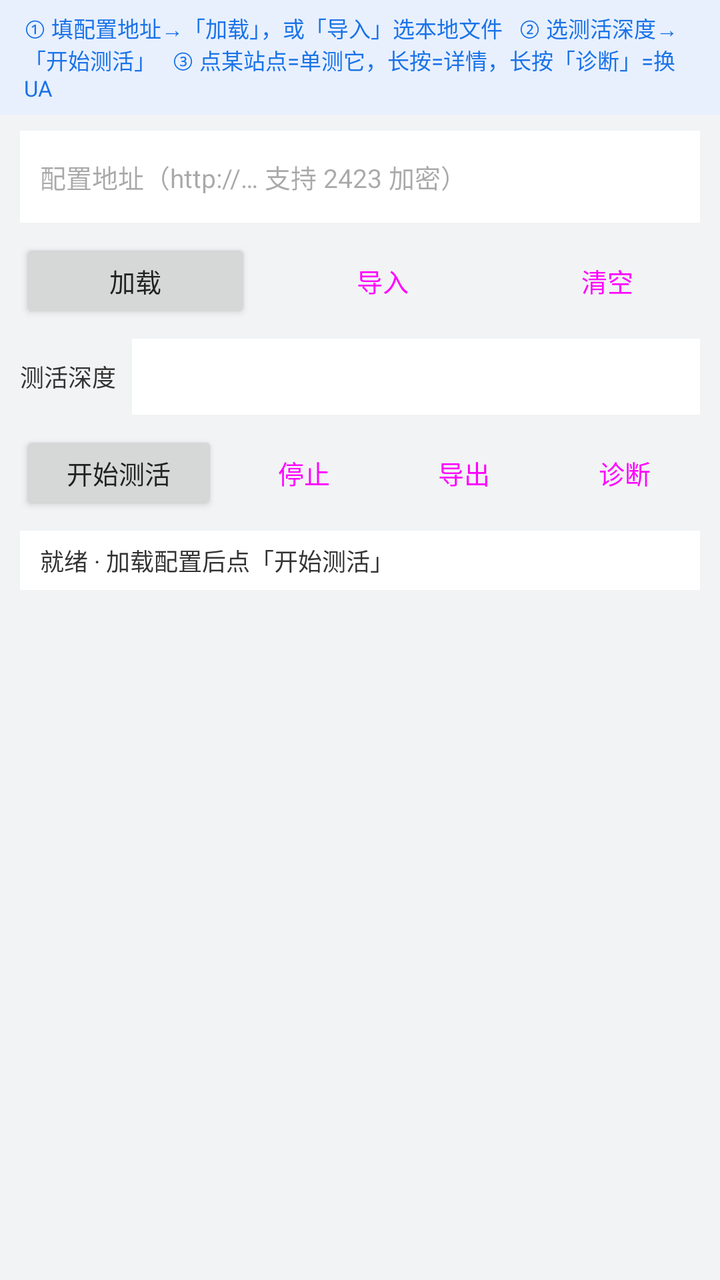
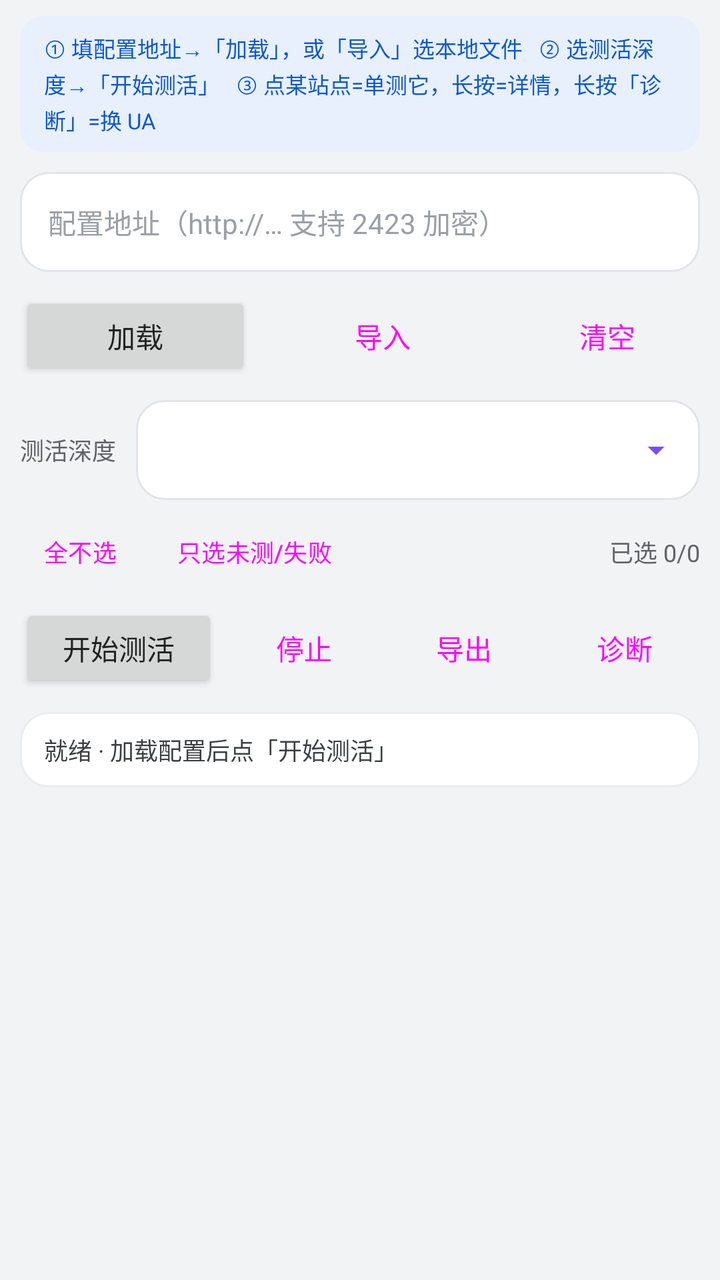

Before-and-after screenshots of an Android layout around one commit, followed by the original layout XML and the change that was made.
<!-- AndroidManifest.xml: application theme Theme.Check -->
<!-- res/layout/activity_main.xml -->
<?xml version="1.0" encoding="utf-8"?>
<LinearLayout xmlns:android="http://schemas.android.com/apk/res/android"
    android:id="@+id/root"
    android:layout_width="match_parent"
    android:layout_height="match_parent"
    android:background="#F2F3F5"
    android:orientation="vertical">

    <TextView
        android:layout_width="match_parent"
        android:layout_height="wrap_content"
        android:background="#E8F0FE"
        android:paddingHorizontal="12dp"
        android:paddingVertical="6dp"
        android:text="① 填配置地址→「加载」，或「导入」选本地文件   ② 选测活深度→「开始测活」   ③ 点某站点=单测它，长按=详情，长按「诊断」=换 UA"
        android:textColor="#1A73E8"
        android:textSize="11sp" />

    <EditText
        android:id="@+id/etConfig"
        android:layout_width="match_parent"
        android:layout_height="46dp"
        android:layout_marginHorizontal="10dp"
        android:layout_marginTop="8dp"
        android:background="#FFFFFF"
        android:hint="配置地址（http://… 支持 2423 加密）"
        android:imeOptions="actionDone"
        android:inputType="textUri"
        android:textColor="#212121"
        android:maxLines="1"
        android:paddingHorizontal="10dp"
        android:textSize="13sp" />

    <LinearLayout
        android:layout_width="match_parent"
        android:layout_height="wrap_content"
        android:layout_marginHorizontal="10dp"
        android:layout_marginTop="8dp"
        android:orientation="horizontal">

        <Button
            android:id="@+id/btnLoad"
            android:layout_width="0dp"
            android:layout_height="42dp"
            android:layout_weight="1"
            android:minWidth="0dp"
            android:paddingHorizontal="0dp"
            android:text="加载"
            android:textSize="13sp" />

        <Button
            android:id="@+id/btnImport"
            style="?attr/materialButtonOutlinedStyle"
            android:layout_width="0dp"
            android:layout_height="42dp"
            android:layout_marginStart="8dp"
            android:layout_weight="1"
            android:minWidth="0dp"
            android:paddingHorizontal="0dp"
            android:text="导入"
            android:textSize="13sp" />

        <Button
            android:id="@+id/btnClear"
            style="?attr/materialButtonOutlinedStyle"
            android:layout_width="0dp"
            android:layout_height="42dp"
            android:layout_marginStart="8dp"
            android:layout_weight="0.8"
            android:minWidth="0dp"
            android:paddingHorizontal="0dp"
            android:text="清空"
            android:textSize="13sp" />
    </LinearLayout>

    <LinearLayout
        android:layout_width="match_parent"
        android:layout_height="wrap_content"
        android:layout_marginHorizontal="10dp"
        android:layout_marginTop="8dp"
        android:gravity="center_vertical"
        android:orientation="horizontal">

        <TextView
            android:layout_width="wrap_content"
            android:layout_height="wrap_content"
            android:text="测活深度"
            android:textColor="#333333"
            android:textSize="12sp" />

        <Spinner
            android:id="@+id/spDepth"
            android:layout_width="0dp"
            android:layout_height="38dp"
            android:layout_marginStart="8dp"
            android:layout_weight="1"
            android:background="#FFFFFF"
            android:paddingHorizontal="8dp" />
    </LinearLayout>

    <LinearLayout
        android:layout_width="match_parent"
        android:layout_height="wrap_content"
        android:layout_marginHorizontal="10dp"
        android:layout_marginTop="8dp"
        android:orientation="horizontal">

        <Button
            android:id="@+id/btnRun"
            android:layout_width="0dp"
            android:layout_height="42dp"
            android:layout_weight="1.2"
            android:minWidth="0dp"
            android:paddingHorizontal="0dp"
            android:text="开始测活"
            android:textSize="13sp" />

        <Button
            android:id="@+id/btnStop"
            style="?attr/materialButtonOutlinedStyle"
            android:layout_width="0dp"
            android:layout_height="42dp"
            android:layout_marginStart="6dp"
            android:layout_weight="0.9"
            android:minWidth="0dp"
            android:paddingHorizontal="0dp"
            android:text="停止"
            android:textSize="13sp" />

        <Button
            android:id="@+id/btnExport"
            style="?attr/materialButtonOutlinedStyle"
            android:layout_width="0dp"
            android:layout_height="42dp"
            android:layout_marginStart="6dp"
            android:layout_weight="0.9"
            android:minWidth="0dp"
            android:paddingHorizontal="0dp"
            android:text="导出"
            android:textSize="13sp" />

        <Button
            android:id="@+id/btnDiag"
            style="?attr/materialButtonOutlinedStyle"
            android:layout_width="0dp"
            android:layout_height="42dp"
            android:layout_marginStart="6dp"
            android:layout_weight="0.9"
            android:minWidth="0dp"
            android:paddingHorizontal="0dp"
            android:text="诊断"
            android:textSize="13sp" />
    </LinearLayout>

    <TextView
        android:id="@+id/tvProgress"
        android:layout_width="match_parent"
        android:layout_height="wrap_content"
        android:layout_marginHorizontal="10dp"
        android:layout_marginTop="8dp"
        android:background="#FFFFFF"
        android:paddingHorizontal="10dp"
        android:paddingVertical="6dp"
        android:text="就绪 · 加载配置后点「开始测活」"
        android:textColor="#333333"
        android:textSize="12sp" />

    <androidx.recyclerview.widget.RecyclerView
        android:id="@+id/recycler"
        android:layout_width="match_parent"
        android:layout_height="0dp"
        android:layout_marginTop="6dp"
        android:layout_weight="1"
        android:clipToPadding="false"
        android:paddingBottom="12dp" />
</LinearLayout>
<!-- resources referenced by this layout -->
<resources>
  <style name="Theme.Check" parent="Theme.Material3.Light.NoActionBar">
          <item name="android:statusBarColor">@android:color/transparent</item>
          <item name="android:navigationBarColor">@android:color/transparent</item>
          <item name="android:windowLightStatusBar">true</item>
          <item name="android:windowBackground">#F2F3F5</item>
          <item name="android:textColorPrimary">#212121</item>
          <item name="android:textColorSecondary">#666666</item>
      </style>
</resources>

<!-- the commit's change to res/layout/activity_main.xml (unified diff, before → after) -->
@@ -9,75 +9,85 @@
     <TextView
         android:layout_width="match_parent"
         android:layout_height="wrap_content"
-        android:background="#E8F0FE"
+        android:layout_marginHorizontal="10dp"
+        android:layout_marginTop="8dp"
+        android:background="@drawable/bg_hint"
+        android:lineSpacingExtra="2dp"
         android:paddingHorizontal="12dp"
-        android:paddingVertical="6dp"
+        android:paddingVertical="8dp"
         android:text="① 填配置地址→「加载」，或「导入」选本地文件   ② 选测活深度→「开始测活」   ③ 点某站点=单测它，长按=详情，长按「诊断」=换 UA"
-        android:textColor="#1A73E8"
+        android:textColor="#0B57D0"
         android:textSize="11sp" />
 
     <EditText
         android:id="@+id/etConfig"
         android:layout_width="match_parent"
-        android:layout_height="46dp"
-        android:layout_marginHorizontal="10dp"
-        android:layout_marginTop="8dp"
-        android:background="#FFFFFF"
+        android:layout_height="50dp"
+        android:layout_marginHorizontal="10dp"
+        android:layout_marginTop="10dp"
+        android:background="@drawable/bg_input"
         android:hint="配置地址（http://… 支持 2423 加密）"
         android:imeOptions="actionDone"
         android:inputType="textUri"
-        android:textColor="#212121"
         android:maxLines="1"
-        android:paddingHorizontal="10dp"
-        android:textSize="13sp" />
-
-    <LinearLayout
-        android:layout_width="match_parent"
-        android:layout_height="wrap_content"
-        android:layout_marginHorizontal="10dp"
-        android:layout_marginTop="8dp"
+        android:paddingHorizontal="14dp"
+        android:textColor="#1F1F1F"
+        android:textColorHint="#9AA0A6"
+        android:textSize="14sp" />
+
+    <LinearLayout
+        android:layout_width="match_parent"
+        android:layout_height="wrap_content"
+        android:layout_marginHorizontal="10dp"
+        android:layout_marginTop="10dp"
         android:orientation="horizontal">
 
         <Button
             android:id="@+id/btnLoad"
             android:layout_width="0dp"
-            android:layout_height="42dp"
-            android:layout_weight="1"
+            android:layout_height="44dp"
+            android:layout_weight="1"
+            android:insetTop="0dp"
+            android:insetBottom="0dp"
             android:minWidth="0dp"
             android:paddingHorizontal="0dp"
             android:text="加载"
-            android:textSize="13sp" />
+            android:textSize="14sp" />
 
         <Button
             android:id="@+id/btnImport"
             style="?attr/materialButtonOutlinedStyle"
             android:layout_width="0dp"
-            android:layout_height="42dp"
+            android:layout_height="44dp"
             android:layout_marginStart="8dp"
             android:layout_weight="1"
+            android:insetTop="0dp"
+            android:insetBottom="0dp"
             android:minWidth="0dp"
             android:paddingHorizontal="0dp"
             android:text="导入"
-            android:textSize="13sp" />
+            android:textSize="14sp" />
 
         <Button
             android:id="@+id/btnClear"
             style="?attr/materialButtonOutlinedStyle"
             android:layout_width="0dp"
-            android:layout_height="42dp"
+            android:layout_height="44dp"
             android:layout_marginStart="8dp"
             android:layout_weight="0.8"
+            android:insetTop="0dp"
+            android:insetBottom="0dp"
             android:minWidth="0dp"
             android:paddingHorizontal="0dp"
             android:text="清空"
-            android:textSize="13sp" />
-    </LinearLayout>
-
-    <LinearLayout
-        android:layout_width="match_parent"
-        android:layout_height="wrap_content"
-        android:layout_marginHorizontal="10dp"
-        android:layout_marginTop="8dp"
+            android:textSize="14sp" />
+    </LinearLayout>
+
+    <LinearLayout
+        android:layout_width="match_parent"
+        android:layout_height="wrap_content"
+        android:layout_marginHorizontal="10dp"
+        android:layout_marginTop="10dp"
         android:gravity="center_vertical"
         android:orientation="horizontal">
 
@@ -85,17 +95,20 @@
             android:layout_width="wrap_content"
             android:layout_height="wrap_content"
             android:text="测活深度"
-            android:textColor="#333333"
+            android:textColor="#5F6368"
             android:textSize="12sp" />
 
         <Spinner
             android:id="@+id/spDepth"
             android:layout_width="0dp"
-            android:layout_height="38dp"
-            android:layout_marginStart="8dp"
-            android:layout_weight="1"
-            android:background="#FFFFFF"
-            android:paddingHorizontal="8dp" />
+            android:layout_height="50dp"
+            android:layout_marginStart="10dp"
+            android:layout_weight="1"
+            android:background="@drawable/bg_spinner"
+            android:paddingStart="14dp"
+            android:paddingEnd="40dp"
+            android:popupBackground="@drawable/bg_menu"
+            android:spinnerMode="dropdown" />
     </LinearLayout>
 
     <LinearLayout
@@ -103,53 +116,105 @@
         android:layout_height="wrap_content"
         android:layout_marginHorizontal="10dp"
         android:layout_marginTop="8dp"
+        android:gravity="center_vertical"
+        android:orientation="horizontal">
+
+        <Button
+            android:id="@+id/btnSelAll"
+            style="?attr/materialButtonOutlinedStyle"
+            android:layout_width="wrap_content"
+            android:layout_height="36dp"
+            android:insetTop="0dp"
+            android:insetBottom="0dp"
+            android:minWidth="0dp"
+            android:paddingHorizontal="12dp"
+            android:text="全不选"
+            android:textSize="12sp" />
+
+        <Button
+            android:id="@+id/btnSelUntested"
+            style="?attr/materialButtonOutlinedStyle"
+            android:layout_width="wrap_content"
+            android:layout_height="36dp"
+            android:layout_marginStart="6dp"
+            android:insetTop="0dp"
+            android:insetBottom="0dp"
+            android:minWidth="0dp"
+            android:paddingHorizontal="12dp"
+            android:text="只选未测/失败"
+            android:textSize="12sp" />
+
+        <TextView
+            android:id="@+id/tvSel"
+            android:layout_width="0dp"
+            android:layout_height="wrap_content"
+            android:layout_weight="1"
+            android:gravity="end"
+            android:text="已选 0/0"
+            android:textColor="#5F6368"
+            android:textSize="12sp" />
+    </LinearLayout>
+
+    <LinearLayout
+        android:layout_width="match_parent"
+        android:layout_height="wrap_content"
+        android:layout_marginHorizontal="10dp"
+        android:layout_marginTop="8dp"
         android:orientation="horizontal">
 
         <Button
             android:id="@+id/btnRun"
             android:layout_width="0dp"
-            android:layout_height="42dp"
+            android:layout_height="44dp"
             android:layout_weight="1.2"
+            android:insetTop="0dp"
+            android:insetBottom="0dp"
             android:minWidth="0dp"
             android:paddingHorizontal="0dp"
             android:text="开始测活"
-            android:textSize="13sp" />
+            android:textSize="14sp" />
 
         <Button
             android:id="@+id/btnStop"
             style="?attr/materialButtonOutlinedStyle"
             android:layout_width="0dp"
-            android:layout_height="42dp"
+            android:layout_height="44dp"
             android:layout_marginStart="6dp"
             android:layout_weight="0.9"
+            android:insetTop="0dp"
+            android:insetBottom="0dp"
             android:minWidth="0dp"
             android:paddingHorizontal="0dp"
             android:text="停止"
-            android:textSize="13sp" />
+            android:textSize="14sp" />
 
         <Button
             android:id="@+id/btnExport"
             style="?attr/materialButtonOutlinedStyle"
             android:layout_width="0dp"
-            android:layout_height="42dp"
+            android:layout_height="44dp"
             android:layout_marginStart="6dp"
             android:layout_weight="0.9"
+            android:insetTop="0dp"
+            android:insetBottom="0dp"
             android:minWidth="0dp"
             android:paddingHorizontal="0dp"
             android:text="导出"
-            android:textSize="13sp" />
+            android:textSize="14sp" />
 
         <Button
             android:id="@+id/btnDiag"
             style="?attr/materialButtonOutlinedStyle"
             android:layout_width="0dp"
-            android:layout_height="42dp"
+            android:layout_height="44dp"
             android:layout_marginStart="6dp"
             android:layout_weight="0.9"
+            android:insetTop="0dp"
+            android:insetBottom="0dp"
             android:minWidth="0dp"
             android:paddingHorizontal="0dp"
             android:text="诊断"
-            android:textSize="13sp" />
+            android:textSize="14sp" />
     </LinearLayout>
 
     <TextView
@@ -157,12 +222,13 @@
         android:layout_width="match_parent"
         android:layout_height="wrap_content"
         android:layout_marginHorizontal="10dp"
-        android:layout_marginTop="8dp"
-        android:background="#FFFFFF"
-        android:paddingHorizontal="10dp"
-        android:paddingVertical="6dp"
+        android:layout_marginTop="10dp"
+        android:background="@drawable/bg_card"
+        android:lineSpacingExtra="2dp"
+        android:paddingHorizontal="12dp"
+        android:paddingVertical="10dp"
         android:text="就绪 · 加载配置后点「开始测活」"
-        android:textColor="#333333"
+        android:textColor="#3C4043"
         android:textSize="12sp" />
 
     <androidx.recyclerview.widget.RecyclerView
<!-- resource entries referenced after the edit -->
@@ -1,5 +1,73 @@
 <!-- resources referenced by this layout -->
 <resources>
+  <!-- drawable bg_card (drawable) -->
+  <?xml version="1.0" encoding="utf-8"?>
+  <shape xmlns:android="http://schemas.android.com/apk/res/android"
+      android:shape="rectangle">
+      <solid android:color="#FFFFFF" />
+      <corners android:radius="14dp" />
+      <stroke
+          android:width="1dp"
+          android:color="#EAECF0" />
+  </shape>
+  <!-- drawable bg_hint (drawable) -->
+  <?xml version="1.0" encoding="utf-8"?>
+  <shape xmlns:android="http://schemas.android.com/apk/res/android"
+      android:shape="rectangle">
+      <solid android:color="#E8F0FE" />
+      <corners android:radius="12dp" />
+  </shape>
+  <!-- drawable bg_input (drawable) -->
+  <?xml version="1.0" encoding="utf-8"?>
+  <selector xmlns:android="http://schemas.android.com/apk/res/android">
+      <item android:state_focused="true">
+          <shape android:shape="rectangle">
+              <solid android:color="#FFFFFF" />
+              <corners android:radius="14dp" />
+              <stroke
+                  android:width="2dp"
+                  android:color="#7B4DFF" />
+          </shape>
+      </item>
+      <item>
+          <shape android:shape="rectangle">
+              <solid android:color="#FFFFFF" />
+              <corners android:radius="14dp" />
+              <stroke
+                  android:width="1dp"
+                  android:color="#E1E4EA" />
+          </shape>
+      </item>
+  </selector>
+  <!-- drawable bg_menu (drawable) -->
+  <?xml version="1.0" encoding="utf-8"?>
+  <shape xmlns:android="http://schemas.android.com/apk/res/android"
+      android:shape="rectangle">
+      <solid android:color="#FFFFFF" />
+      <corners android:radius="12dp" />
+      <stroke
+          android:width="1dp"
+          android:color="#E1E4EA" />
+  </shape>
+  <!-- drawable bg_spinner (drawable) -->
+  <?xml version="1.0" encoding="utf-8"?>
+  <layer-list xmlns:android="http://schemas.android.com/apk/res/android">
+      <item>
+          <shape android:shape="rectangle">
+              <solid android:color="#FFFFFF" />
+              <corners android:radius="14dp" />
+              <stroke
+                  android:width="1dp"
+                  android:color="#E1E4EA" />
+          </shape>
+      </item>
+      <item
+          android:width="20dp"
+          android:height="20dp"
+          android:drawable="@drawable/ic_arrow_down"
+          android:gravity="end|center_vertical"
+          android:right="12dp" />
+  </layer-list>
   <style name="Theme.Check" parent="Theme.Material3.Light.NoActionBar">
           <item name="android:statusBarColor">@android:color/transparent</item>
           <item name="android:navigationBarColor">@android:color/transparent</item>
@@ -8,5 +76,15 @@
           <item name="android:textColorPrimary">#212121</item>
           <item name="android:textColorSecondary">#666666</item>
       </style>
+  <!-- drawable ic_arrow_down (drawable) -->
+  <vector xmlns:android="http://schemas.android.com/apk/res/android"
+      android:width="24dp"
+      android:height="24dp"
+      android:viewportWidth="24"
+      android:viewportHeight="24">
+      <path
+          android:fillColor="#7B4DFF"
+          android:pathData="M7,10l5,5 5,-5z" />
+  </vector>
 </resources>
 
